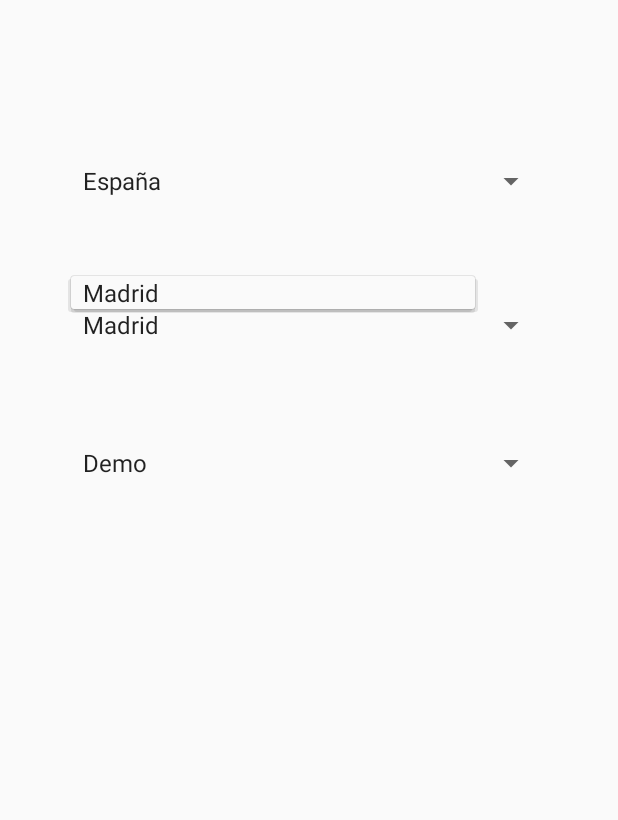
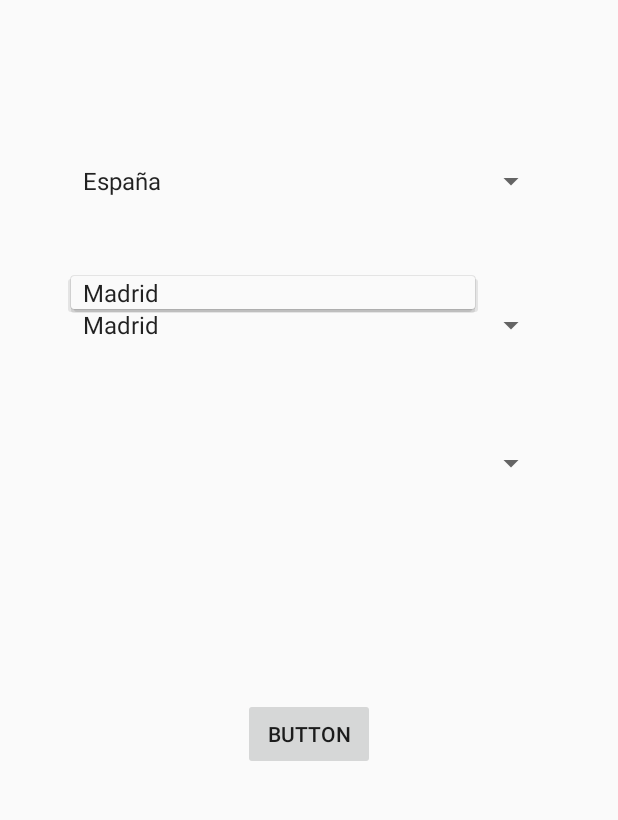
Before and after one commit to alvarolopez99/practicafinalDADM, an Android app: the Selector screen opened directly, with no data from a screen before it, after a tap on "Madrid", on a phone screen of 412 x 824 dp, the part 84-904 px from its top. Run offline under Robolectric (Android 15) with nearby library versions, the light colour scheme and no system bars.

Commit message:
Actividad ruta

```diff
--- a/PracticaFinal/app/src/main/java/com/example/practicafinal/Selector.java
+++ b/PracticaFinal/app/src/main/java/com/example/practicafinal/Selector.java
@@ -2,19 +2,22 @@ package com.example.practicafinal;
 
 import androidx.appcompat.app.AppCompatActivity;
 
+import android.content.Intent;
 import android.os.Bundle;
 import android.view.View;
 import android.widget.AdapterView;
 import android.widget.ArrayAdapter;
+import android.widget.Button;
 import android.widget.Spinner;
-import android.widget.Toast;
 
-public class Selector extends AppCompatActivity {
+import static com.example.practicafinal.Ruta.rutaSeleccionada;
+
+public class Selector extends AppCompatActivity implements View.OnClickListener {
 
     private Spinner selectorPaises;
     private Spinner selectorCiudades;
     private Spinner selectorRutas;
-
+    Button start;
 
     @Override
     protected void onCreate(Bundle savedInstanceState) {
@@ -32,8 +35,13 @@ public class Selector extends AppCompatActivity {
 
 
         selectorRutas = findViewById(R.id.selectorRutas);
-        ArrayAdapter<CharSequence> adapter3 = ArrayAdapter.createFromResource(this,R.array.rutas, android.R.layout.simple_spinner_item);
-        selectorRutas.setAdapter(adapter3);
+
+
+
+
+        start = findViewById(R.id.start);
+
+        start.setOnClickListener(this);
 
 
 
@@ -42,10 +50,6 @@ public class Selector extends AppCompatActivity {
             public void onItemSelected(AdapterView<?> parent, View view, int position, long l) {
 
                 if(position==0){
-
-                }else if(position==1){
-
-                }else if(position==2){
 
                 }
 
@@ -63,10 +67,6 @@ public class Selector extends AppCompatActivity {
 
                 if(position==0){
 
-                }else if(position==1){
-
-                }else if(position==2){
-
                 }
 
             }
@@ -82,11 +82,7 @@ public class Selector extends AppCompatActivity {
             public void onItemSelected(AdapterView<?> parent, View view, int position, long l) {
 
                 if(position==0){
-
-                }else if(position==1){
-
-                }else if(position==2){
-
+                    rutaSeleccionada=0;
                 }
 
             }
@@ -106,4 +102,15 @@ public class Selector extends AppCompatActivity {
     }
 
 
+
+    @Override
+    public void onClick(View v){
+        switch(v.getId()){
+
+            case R.id.start:
+                Intent ruta = new Intent(this, Ruta.class);    //Actividades
+                startActivity(ruta);
+
+        }
+    }
 }
--- a/PracticaFinal/app/src/main/res/layout/activity_selector.xml
+++ b/PracticaFinal/app/src/main/res/layout/activity_selector.xml
@@ -32,4 +32,14 @@
         app:layout_constraintEnd_toEndOf="parent"
         app:layout_constraintStart_toStartOf="parent"
         app:layout_constraintTop_toTopOf="parent" />
+
+    <Button
+        android:id="@+id/start"
+        android:layout_width="wrap_content"
+        android:layout_height="wrap_content"
+        android:layout_marginTop="124dp"
+        android:text="Button"
+        app:layout_constraintEnd_toEndOf="parent"
+        app:layout_constraintStart_toStartOf="parent"
+        app:layout_constraintTop_toBottomOf="@+id/selectorRutas" />
 </androidx.constraintlayout.widget.ConstraintLayout>
--- a/PracticaFinal/app/src/main/res/values/strings.xml
+++ b/PracticaFinal/app/src/main/res/values/strings.xml
@@ -11,8 +11,6 @@
         <item>Madrid</item>
     </string-array>
 
-    <string-array name="rutas">
-        <item>Demo</item>
-    </string-array>
+
 
 </resources>
```
Also changed, not shown: PracticaFinal/app/src/main/AndroidManifest.xml (+19 -13 lines), PracticaFinal/app/src/main/java/com/example/practicafinal/MapsActivity.java (+30 -99 lines), PracticaFinal/app/src/main/java/com/example/practicafinal/Ruta.java (added, +58 -0 lines), PracticaFinal/app/src/main/res/layout/activity_maps.xml (+19 -6 lines), PracticaFinal/app/src/main/res/layout/activity_ruta.xml (added, +39 -0 lines).
